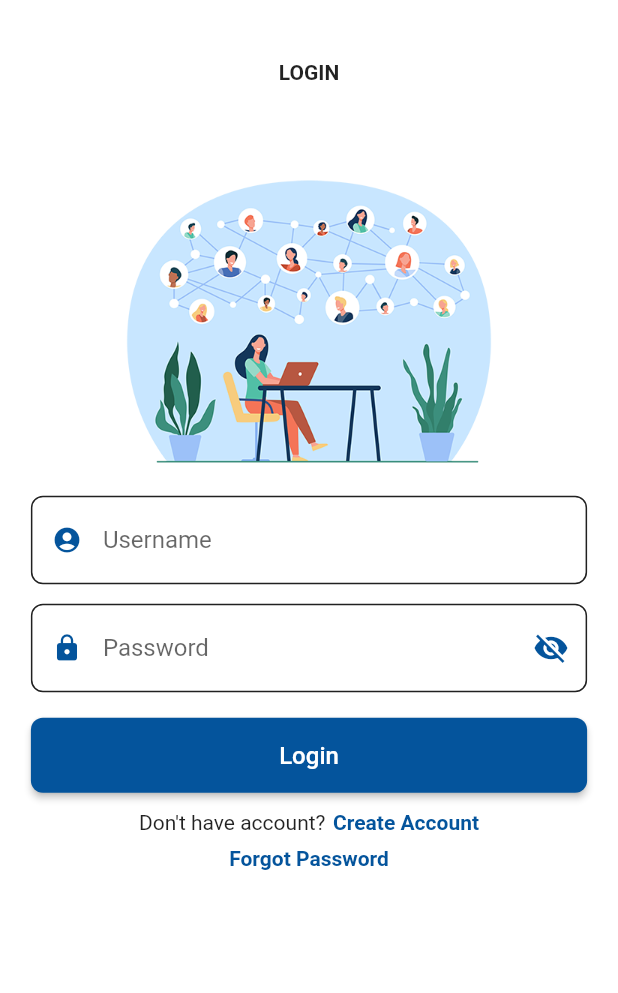
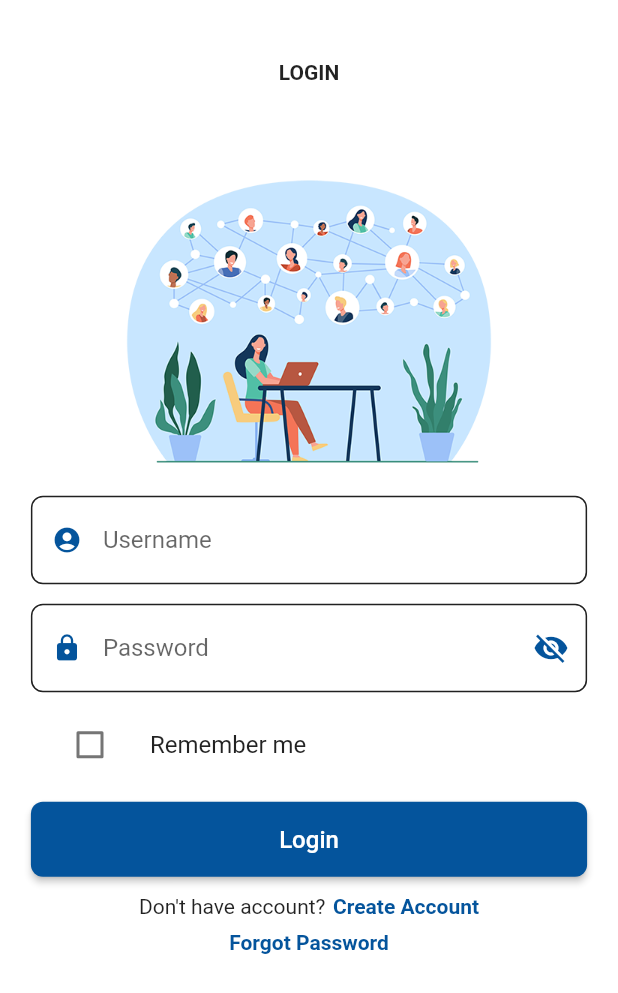
Before and after one commit to basirkhan1995/zaitoontech, a Flutter app: the screen it shows after launch, on a phone screen of 412 x 824 dp. Shown: the top 993 px of the screen. Run offline on Flutter 3.47's test engine with Material 2 defaults, Android fonts, the phone set to English and light mode, and no system bars; our stand-ins replace cached_network_image, easy_localization, flutter_slidable, get, get_storage, google_fonts and 3 more; accounts and stored records are empty.

Commit message:
new update

```diff
--- a/lib/screens/users/login.dart
+++ b/lib/screens/users/login.dart
@@ -20,7 +20,7 @@ class LoginScreen extends StatefulWidget {
 class _LoginScreenState extends State<LoginScreen> {
   final GlobalKey<FormState> formKey = GlobalKey<FormState>();
   final controller = Get.put(XController());
-
+   bool rememberMe = false;
   @override
   Widget build(BuildContext context) {
     return ScreenLayout(
@@ -86,6 +86,17 @@ class _LoginScreenState extends State<LoginScreen> {
                     hint: "password",
                     prefixIcon: Icons.lock,
                   ),
+                ),
+                ListTile(
+                  leading:Checkbox(
+                    value: rememberMe,
+                    onChanged: (value){
+                      setState(() {
+                        rememberMe = !rememberMe;
+                      });
+                    },
+                  ),
+                  title: Text("Remember me")
                 ),
                 Button(
                   fontSize: 16,
@@ -255,12 +266,6 @@ class _LoginScreenState extends State<LoginScreen> {
                   crossAxisAlignment: CrossAxisAlignment.center,
                   mainAxisSize: MainAxisSize.min,
                   children: [
-                    // ListTile(
-                    //   title: const Text(
-                    //     "login_title",
-                    //     style: TextStyle(fontWeight: FontWeight.bold),
-                    //   ).tr(),
-                    // ),
                     const SizedBox(
                       height: 50,
                     ),
@@ -298,6 +303,17 @@ class _LoginScreenState extends State<LoginScreen> {
                       hint: "password",
                       prefixIcon: Icons.lock,
                     )),
+                    ListTile(
+                        leading:Checkbox(
+                          value: rememberMe,
+                          onChanged: (value){
+                            setState(() {
+                              rememberMe = !rememberMe;
+                            });
+                          },
+                        ),
+                        title: const Text("Remember me")
+                    ),
                     Button(
                       radius: 8,
                       width: .8,
```
